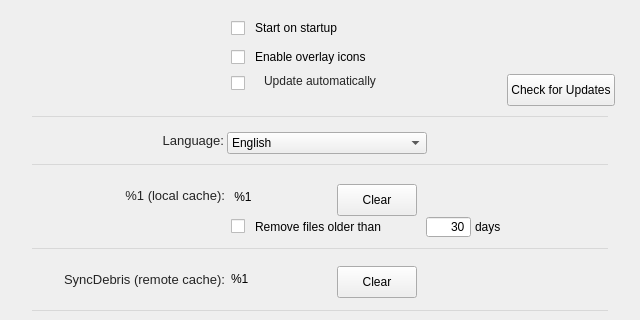
Qt form src/MEGASync/gui/macx/SettingsDialog.ui (meganz/MEGAsync) before a commit; both pictures show x 0 to 640 and y 0 to 320 of the 640 by 657 pixel window.
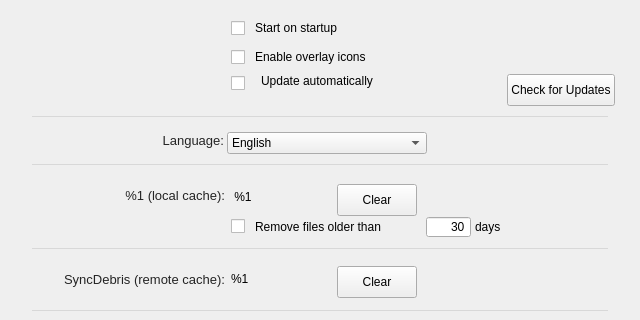
The same form after that commit. The open tabs and pages were chosen to show the change. Icons and pictures are not drawn. Custom widgets are drawn as their Qt base class.

Commit message: SNC-3674 Fix controls getting enabled/disabled in Settings dialog

```diff
--- a/src/MEGASync/gui/macx/SettingsDialog.ui
+++ b/src/MEGASync/gui/macx/SettingsDialog.ui
@@ -86,11 +86,6 @@
 margin-top: 2px;
 }
 
-#lAutoUpdate
-{
-color: #242424;
-}
-
 #wSeparatorGeneralDefaultOptions, #wSeparatorGeneralLanguage, #wSeparatorGeneralLocalDebris, #wSeparatorGeneralRemoteSyncDebris, #wSeparatorGeneralFileVersions
 {
   background-color: rgba(0,0,0,0.1);
@@ -319,7 +314,7 @@
            <verstretch>0</verstretch>
           </sizepolicy>
          </property>
-         <layout class="QGridLayout" name="gridLayout" rowstretch="0,0" columnminimumwidth="200,0,0">
+         <layout class="QGridLayout" name="gridLayout" rowstretch="0,0" columnminimumwidth="200,0,0,0,0,0,0">
           <property name="leftMargin">
            <number>25</number>
           </property>
@@ -338,14 +333,7 @@
           <property name="verticalSpacing">
            <number>0</number>
           </property>
-          <item row="1" column="0">
-           <widget class="QWidget" name="wEmptyGeneral" native="true">
-            <property name="focusPolicy">
-             <enum>Qt::NoFocus</enum>
-            </property>
-           </widget>
-          </item>
-          <item row="1" column="2" alignment="Qt::AlignBottom">
+          <item row="1" column="6" alignment="Qt::AlignBottom">
            <widget class="QWidget" name="wCheckUpdatesButton" native="true">
             <property name="maximumSize">
              <size>
@@ -400,7 +388,57 @@
             </layout>
            </widget>
           </item>
-          <item row="0" column="1" colspan="2">
+          <item row="1" column="0">
+           <widget class="QWidget" name="wEmptyGeneral" native="true">
+            <property name="focusPolicy">
+             <enum>Qt::NoFocus</enum>
+            </property>
+           </widget>
+          </item>
+          <item row="1" column="1" alignment="Qt::AlignLeft">
+           <widget class="QWidget" name="wCheckOptions" native="true">
+            <property name="sizePolicy">
+             <sizepolicy hsizetype="Expanding" vsizetype="Preferred">
+              <horstretch>0</horstretch>
+              <verstretch>0</verstretch>
+             </sizepolicy>
+            </property>
+            <layout class="QHBoxLayout" name="horizontalLayout_6">
+             <property name="spacing">
+              <number>9</number>
+             </property>
+             <property name="leftMargin">
+              <number>0</number>
+             </property>
+             <property name="topMargin">
+              <number>0</number>
+             </property>
+             <property name="rightMargin">
+              <number>0</number>
+             </property>
+             <property name="bottomMargin">
+              <number>0</number>
+             </property>
+             <item alignment="Qt::AlignLeft|Qt::AlignTop">
+              <widget class="QCheckBox" name="cAutoUpdate">
+               <property name="enabled">
+                <bool>true</bool>
+               </property>
+               <property name="sizePolicy">
+                <sizepolicy hsizetype="Preferred" vsizetype="Maximum">
+                 <horstretch>0</horstretch>
+                 <verstretch>0</verstretch>
+                </sizepolicy>
+               </property>
+               <property name="text">
+                <string/>
+               </property>
+              </widget>
+             </item>
+            </layout>
+           </widget>
+          </item>
+          <item row="0" column="1" colspan="6">
            <widget class="QWidget" name="wCheckStartupOverlay" native="true">
             <layout class="QVBoxLayout" name="verticalLayout_12">
              <property name="spacing">
@@ -450,60 +488,23 @@
             </layout>
            </widget>
           </item>
-          <item row="1" column="1" alignment="Qt::AlignLeft">
-           <widget class="QWidget" name="wCheckOptions" native="true">
+          <item row="1" column="2">
+           <widget class="QLabel" name="lAutoUpdate">
             <property name="sizePolicy">
              <sizepolicy hsizetype="Expanding" vsizetype="Preferred">
               <horstretch>0</horstretch>
               <verstretch>0</verstretch>
              </sizepolicy>
             </property>
-            <layout class="QHBoxLayout" name="horizontalLayout_6">
-             <property name="spacing">
-              <number>9</number>
-             </property>
-             <property name="leftMargin">
-              <number>0</number>
-             </property>
-             <property name="topMargin">
-              <number>0</number>
-             </property>
-             <property name="rightMargin">
-              <number>0</number>
-             </property>
-             <property name="bottomMargin">
-              <number>0</number>
-             </property>
-             <item alignment="Qt::AlignLeft|Qt::AlignTop">
-              <widget class="QCheckBox" name="cAutoUpdate">
-               <property name="enabled">
-                <bool>true</bool>
-               </property>
-               <property name="sizePolicy">
-                <sizepolicy hsizetype="Preferred" vsizetype="Maximum">
-                 <horstretch>0</horstretch>
-                 <verstretch>0</verstretch>
-                </sizepolicy>
-               </property>
-              </widget>
-             </item>
-             <item alignment="Qt::AlignLeft|Qt::AlignTop">
-              <widget class="QLabel" name="lAutoUpdate">
-               <property name="sizePolicy">
-                <sizepolicy hsizetype="Expanding" vsizetype="Preferred">
-                 <horstretch>0</horstretch>
-                 <verstretch>0</verstretch>
-                </sizepolicy>
-               </property>
-               <property name="text">
-                <string>Update automatically</string>
-               </property>
-               <property name="wordWrap">
-                <bool>true</bool>
-               </property>
-              </widget>
-             </item>
-            </layout>
+            <property name="text">
+             <string>Update automatically</string>
+            </property>
+            <property name="alignment">
+             <set>Qt::AlignLeading|Qt::AlignLeft|Qt::AlignTop</set>
+            </property>
+            <property name="wordWrap">
+             <bool>true</bool>
+            </property>
            </widget>
           </item>
          </layout>
```
Left out of the diff: 6 changed lines with no effect on the pictures. The commit also changes 2 other files.
